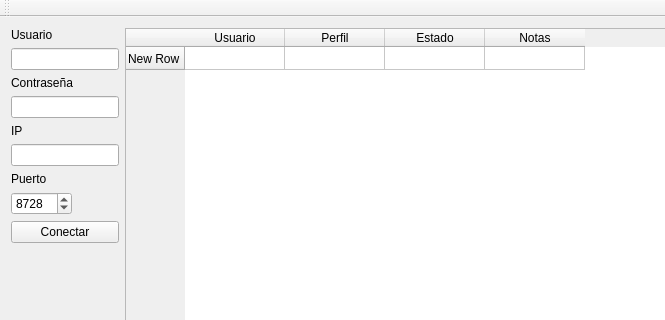
silderan/QMikPPPManager, file QMikPPPManager.ui: the form before one commit; both pictures show x 0 to 665 and y 0 to 320 of the 903 by 546 pixel window.
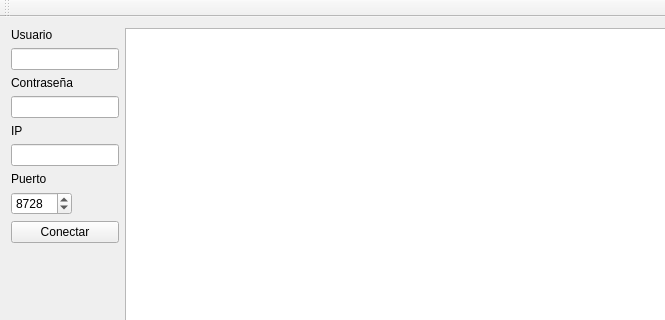
The form after the commit.

Commit message: to view-model table

```diff
--- a/QMikPPPManager.ui
+++ b/QMikPPPManager.ui
@@ -129,47 +129,19 @@
      </layout>
     </item>
     <item row="0" column="1">
-     <widget class="QTableWidget" name="twUsuarios">
+     <widget class="QTableView" name="twUsuarios">
       <property name="sortingEnabled">
        <bool>true</bool>
       </property>
-      <attribute name="verticalHeaderDefaultSectionSize">
-       <number>23</number>
-      </attribute>
-      <attribute name="verticalHeaderHighlightSections">
-       <bool>false</bool>
-      </attribute>
       <attribute name="verticalHeaderMinimumSectionSize">
-       <number>22</number>
+       <number>23</number>
       </attribute>
       <attribute name="verticalHeaderShowSortIndicator" stdset="0">
        <bool>false</bool>
       </attribute>
-      <row>
-       <property name="text">
-        <string>New Row</string>
-       </property>
-      </row>
-      <column>
-       <property name="text">
-        <string>Usuario</string>
-       </property>
-      </column>
-      <column>
-       <property name="text">
-        <string>Perfil</string>
-       </property>
-      </column>
-      <column>
-       <property name="text">
-        <string>Estado</string>
-       </property>
-      </column>
-      <column>
-       <property name="text">
-        <string>Notas</string>
-       </property>
-      </column>
+      <attribute name="verticalHeaderStretchLastSection">
+       <bool>true</bool>
+      </attribute>
      </widget>
     </item>
    </layout>
```
The commit also changes 1 other file.
